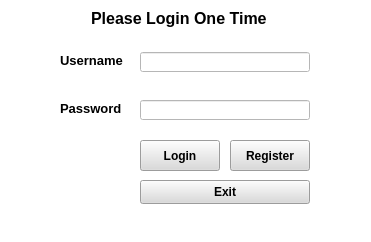
First picture: the form in UI/login.ui, repository Nifra514/keras-cnn, before the edit.
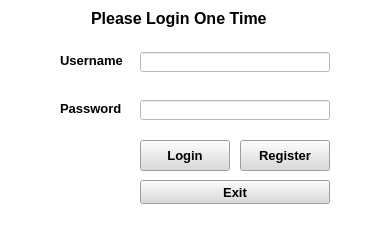
Second picture: the form after the edit. Icons and pictures are not drawn.

What changed in the file:
```diff
--- a/UI/login.ui
+++ b/UI/login.ui
@@ -70,7 +70,7 @@
      <rect>
       <x>140</x>
       <y>52</y>
-      <width>170</width>
+      <width>190</width>
       <height>20</height>
      </rect>
     </property>
@@ -100,7 +100,7 @@
      <rect>
       <x>140</x>
       <y>100</y>
-      <width>170</width>
+      <width>190</width>
       <height>20</height>
      </rect>
     </property>
@@ -113,12 +113,13 @@
      <rect>
       <x>140</x>
       <y>140</y>
-      <width>80</width>
+      <width>90</width>
       <height>31</height>
      </rect>
     </property>
     <property name="font">
      <font>
+      <pointsize>10</pointsize>
       <weight>75</weight>
       <bold>true</bold>
      </font>
@@ -142,12 +143,13 @@
      <rect>
       <x>140</x>
       <y>180</y>
-      <width>170</width>
+      <width>190</width>
       <height>24</height>
      </rect>
     </property>
     <property name="font">
      <font>
+      <pointsize>10</pointsize>
       <weight>75</weight>
       <bold>true</bold>
      </font>
@@ -169,9 +171,9 @@
    <widget class="QPushButton" name="btn_reg">
     <property name="geometry">
      <rect>
-      <x>230</x>
+      <x>240</x>
       <y>140</y>
-      <width>80</width>
+      <width>90</width>
       <height>31</height>
      </rect>
     </property>
@@ -183,6 +185,7 @@
     </property>
     <property name="font">
      <font>
+      <pointsize>10</pointsize>
       <weight>75</weight>
       <bold>true</bold>
      </font>
```
